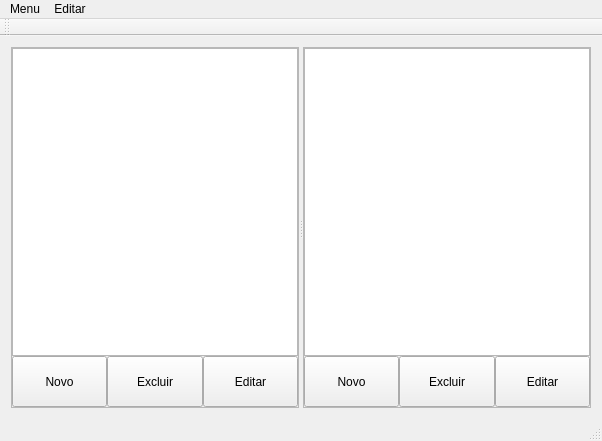
The window that SisCompra/mainwindow.ui (saraivaufc/ListaDeCompras) describes before a commit, drawn with Qt 5.
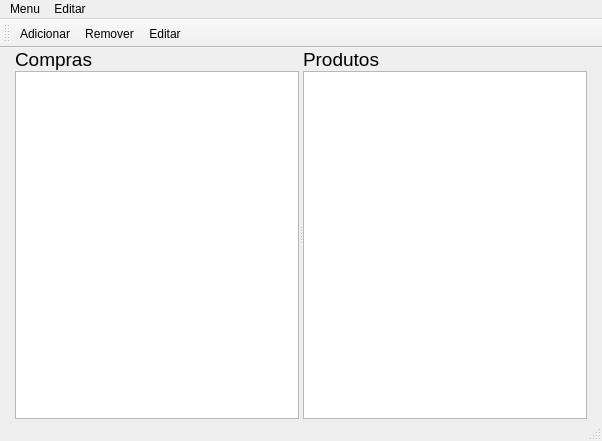
The same window after the commit. Icons and pictures are not drawn. Custom widgets are drawn as their Qt base class.

```diff
--- a/SisCompra/mainwindow.ui
+++ b/SisCompra/mainwindow.ui
@@ -11,10 +11,35 @@
    </rect>
   </property>
   <property name="windowTitle">
-   <string>MainWindow</string>
+   <string>SisCom</string>
+  </property>
+  <property name="windowIcon">
+   <iconset resource="Imagens.qrc">
+    <normaloff>:/imagens/icones/icon.png</normaloff>:/imagens/icones/icon.png</iconset>
   </property>
   <widget class="QWidget" name="centralWidget">
+   <property name="font">
+    <font>
+     <weight>50</weight>
+     <bold>false</bold>
+    </font>
+   </property>
    <layout class="QVBoxLayout" name="verticalLayout_6">
+    <property name="spacing">
+     <number>0</number>
+    </property>
+    <property name="leftMargin">
+     <number>15</number>
+    </property>
+    <property name="topMargin">
+     <number>0</number>
+    </property>
+    <property name="rightMargin">
+     <number>15</number>
+    </property>
+    <property name="bottomMargin">
+     <number>0</number>
+    </property>
     <item>
      <widget class="QSplitter" name="splitter">
       <property name="sizePolicy">
@@ -28,11 +53,14 @@
       </property>
       <widget class="QFrame" name="frame">
        <property name="frameShape">
-        <enum>QFrame::StyledPanel</enum>
+        <enum>QFrame::NoFrame</enum>
        </property>
        <property name="frameShadow">
         <enum>QFrame::Raised</enum>
        </property>
+       <property name="lineWidth">
+        <number>0</number>
+       </property>
        <layout class="QVBoxLayout" name="verticalLayout_5">
         <property name="spacing">
          <number>0</number>
@@ -50,7 +78,7 @@
          <number>0</number>
         </property>
         <item>
-         <layout class="QVBoxLayout" name="verticalLayout_3" stretch="6,1">
+         <layout class="QVBoxLayout" name="verticalLayout_3" stretch="0,6">
           <property name="spacing">
            <number>0</number>
           </property>
@@ -67,7 +95,19 @@
            <number>0</number>
           </property>
           <item>
-           <widget class="QTreeView" name="treeViewCompras">
+           <widget class="QLabel" name="labelCompras">
+            <property name="font">
+             <font>
+              <pointsize>14</pointsize>
+             </font>
+            </property>
+            <property name="text">
+             <string>Compras</string>
+            </property>
+           </widget>
+          </item>
+          <item>
+           <widget class="MyTreeView" name="treeViewCompras">
             <property name="sortingEnabled">
              <bool>true</bool>
             </property>
@@ -78,100 +118,24 @@
              <bool>false</bool>
             </property>
             <attribute name="headerVisible">
-             <bool>true</bool>
+             <bool>false</bool>
             </attribute>
            </widget>
           </item>
-          <item>
-           <widget class="QWidget" name="widgetCompra" native="true">
-            <layout class="QVBoxLayout" name="verticalLayout">
-             <property name="spacing">
-              <number>0</number>
-             </property>
-             <property name="leftMargin">
-              <number>0</number>
-             </property>
-             <property name="topMargin">
-              <number>0</number>
-             </property>
-             <property name="rightMargin">
-              <number>0</number>
-             </property>
-             <property name="bottomMargin">
-              <number>0</number>
-             </property>
-             <item>
-              <layout class="QHBoxLayout" name="horizontalLayout">
-               <property name="spacing">
-                <number>0</number>
-               </property>
-               <property name="leftMargin">
-                <number>0</number>
-               </property>
-               <property name="topMargin">
-                <number>0</number>
-               </property>
-               <property name="rightMargin">
-                <number>0</number>
-               </property>
-               <property name="bottomMargin">
-                <number>0</number>
-               </property>
-               <item>
-                <widget class="QPushButton" name="adicionarCompra">
-                 <property name="sizePolicy">
-                  <sizepolicy hsizetype="Expanding" vsizetype="Expanding">
-                   <horstretch>0</horstretch>
-                   <verstretch>0</verstretch>
-                  </sizepolicy>
-                 </property>
-                 <property name="text">
-                  <string>Novo</string>
-                 </property>
-                </widget>
-               </item>
-               <item>
-                <widget class="QPushButton" name="excluirCompra">
-                 <property name="sizePolicy">
-                  <sizepolicy hsizetype="Expanding" vsizetype="Expanding">
-                   <horstretch>0</horstretch>
-                   <verstretch>0</verstretch>
-                  </sizepolicy>
-                 </property>
-                 <property name="text">
-                  <string>Excluir</string>
-                 </property>
-                </widget>
-               </item>
-               <item>
-                <widget class="QPushButton" name="editarCompra">
-                 <property name="sizePolicy">
-                  <sizepolicy hsizetype="Expanding" vsizetype="Expanding">
-                   <horstretch>0</horstretch>
-                   <verstretch>0</verstretch>
-                  </sizepolicy>
-                 </property>
-                 <property name="text">
-                  <string>Editar</string>
-                 </property>
-                </widget>
-               </item>
-              </layout>
-             </item>
-            </layout>
-           </widget>
-          </item>
          </layout>
         </item>
        </layout>
       </widget>
       <widget class="QFrame" name="frame_2">
        <property name="frameShape">
-        <enum>QFrame::StyledPanel</enum>
+        <enum>QFrame::NoFrame</enum>
        </property>
        <property name="frameShadow">
         <enum>QFrame::Raised</enum>
        </property>
+       <property name="lineWidth">
+        <number>0</number>
+       </property>
        <layout class="QVBoxLayout" name="verticalLayout_4">
         <property name="spacing">
          <number>0</number>
@@ -189,7 +153,7 @@
          <number>0</number>
         </property>
         <item>
-         <layout class="QVBoxLayout" name="verticalLayout_2" stretch="6,1">
+         <layout class="QVBoxLayout" name="verticalLayout_2" stretch="0,6">
           <property name="spacing">
            <number>0</number>
           </property>
@@ -206,66 +170,28 @@
            <number>0</number>
           </property>
           <item>
-           <widget class="QTreeView" name="treeViewProdutos"/>
+           <widget class="QLabel" name="labelProdutos">
+            <property name="font">
+             <font>
+              <pointsize>14</pointsize>
+             </font>
+            </property>
+            <property name="text">
+             <string>Produtos</string>
+            </property>
+           </widget>
           </item>
           <item>
-           <widget class="QWidget" name="widgetProduto" native="true">
-            <layout class="QHBoxLayout" name="horizontalLayout_2">
-             <property name="spacing">
-              <number>0</number>
-             </property>
-             <property name="leftMargin">
-              <number>0</number>
-             </property>
-             <property name="topMargin">
-              <number>0</number>
-             </property>
-             <property name="rightMargin">
-              <number>0</number>
-             </property>
-             <property name="bottomMargin">
-              <number>0</number>
-             </property>
-             <item>
-              <widget class="QPushButton" name="adicionarProduto">
-               <property name="sizePolicy">
-                <sizepolicy hsizetype="Expanding" vsizetype="Expanding">
-                 <horstretch>0</horstretch>
-                 <verstretch>0</verstretch>
-                </sizepolicy>
-               </property>
-               <property name="text">
-                <string>Novo</string>
-               </property>
-              </widget>
-             </item>
-             <item>
-              <widget class="QPushButton" name="excluirProduto">
-               <property name="sizePolicy">
-                <sizepolicy hsizetype="Expanding" vsizetype="Expanding">
-                 <horstretch>0</horstretch>
-                 <verstretch>0</verstretch>
-                </sizepolicy>
-               </property>
-               <property name="text">
-                <string>Excluir</string>
-               </property>
-              </widget>
-             </item>
-             <item>
-              <widget class="QPushButton" name="editarProduto">
-               <property name="sizePolicy">
-                <sizepolicy hsizetype="Expanding" vsizetype="Expanding">
-                 <horstretch>0</horstretch>
-                 <verstretch>0</verstretch>
-                </sizepolicy>
-               </property>
-               <property name="text">
-                <string>Editar</string>
-               </property>
-              </widget>
-             </item>
-            </layout>
+           <widget class="MyTreeView" name="treeViewProdutos">
+            <property name="mouseTracking">
+             <bool>true</bool>
+            </property>
+            <property name="acceptDrops">
+             <bool>true</bool>
+            </property>
+            <property name="editTriggers">
+             <set>QAbstractItemView::DoubleClicked|QAbstractItemView::EditKeyPressed</set>
+            </property>
            </widget>
           </item>
          </layout>
@@ -277,12 +203,21 @@
    </layout>
   </widget>
   <widget class="QToolBar" name="mainToolBar">
+   <property name="iconSize">
+    <size>
+     <width>32</width>
+     <height>32</height>
+    </size>
+   </property>
    <attribute name="toolBarArea">
     <enum>TopToolBarArea</enum>
    </attribute>
    <attribute name="toolBarBreak">
     <bool>false</bool>
    </attribute>
+   <addaction name="actionAdd"/>
+   <addaction name="actionRemove"/>
+   <addaction name="actionEdit"/>
   </widget>
   <widget class="QStatusBar" name="statusBar"/>
   <widget class="QMenuBar" name="menuBar">
@@ -304,59 +239,56 @@
     <property name="title">
      <string>Editar</string>
     </property>
-    <addaction name="actionEditar_Compra"/>
-    <addaction name="actionEditar_Produto"/>
+    <addaction name="actionAdd"/>
+    <addaction name="actionRemove"/>
+    <addaction name="actionEdit"/>
    </widget>
    <addaction name="menuMenu"/>
    <addaction name="menuEditar"/>
   </widget>
-  <action name="action_Conta">
-   <property name="text">
-    <string>Adicionar Compra</string>
-   </property>
-  </action>
-  <action name="actionAdicionar_Produto">
-   <property name="text">
-    <string>Adicionar Produto</string>
-   </property>
-  </action>
-  <action name="actionEditar_Compra">
-   <property name="text">
-    <string>Compra</string>
-   </property>
-  </action>
-  <action name="actionEditar_Produto">
-   <property name="text">
-    <string>Produto</string>
-   </property>
-  </action>
   <action name="actionSair">
    <property name="text">
     <string>Sair</string>
    </property>
   </action>
-  <action name="actionCompra">
-   <property name="text">
-    <string>Compra</string>
+  <action name="actionAdd">
+   <property name="icon">
+    <iconset resource="Imagens.qrc">
+     <normaloff>:/imagens/icones/add.png</normaloff>:/imagens/icones/add.png</iconset>
    </property>
-  </action>
-  <action name="actionProduto">
    <property name="text">
-    <string>Produto</string>
+    <string>Adicionar</string>
    </property>
   </action>
-  <action name="actionCompra_2">
+  <action name="actionRemove">
+   <property name="icon">
+    <iconset resource="Imagens.qrc">
+     <normaloff>:/imagens/icones/remove.png</normaloff>:/imagens/icones/remove.png</iconset>
+   </property>
    <property name="text">
-    <string>Compra</string>
+    <string>Remover</string>
    </property>
   </action>
-  <action name="actionProdut">
+  <action name="actionEdit">
+   <property name="icon">
+    <iconset resource="Imagens.qrc">
+     <normaloff>:/imagens/icones/edit.png</normaloff>:/imagens/icones/edit.png</iconset>
+   </property>
    <property name="text">
-    <string>Produto</string>
+    <string>Editar</string>
    </property>
   </action>
  </widget>
  <layoutdefault spacing="6" margin="11"/>
- <resources/>
+ <customwidgets>
+  <customwidget>
+   <class>MyTreeView</class>
+   <extends>QTreeView</extends>
+   <header location="global">mytreeview.h</header>
+  </customwidget>
+ </customwidgets>
+ <resources>
+  <include location="Imagens.qrc"/>
+ </resources>
  <connections/>
 </ui>
```
